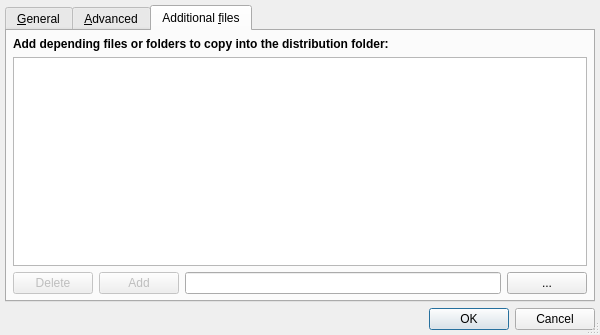
This is CxFreeze/CxfreezeConfigDialog.ui in ag-python/ide-eric-cxfreeze as Qt 5 draws it before an edit. The edited form follows.
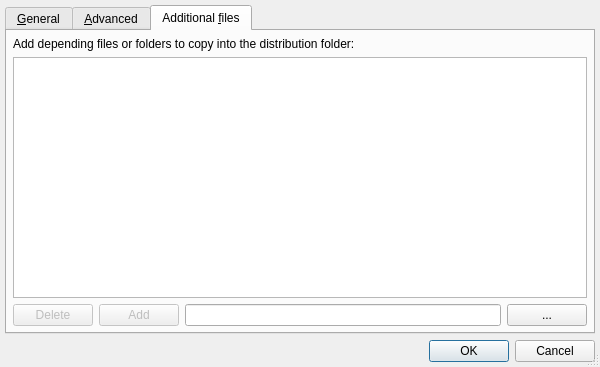
This is the edited form. The open tabs and pages were chosen to show the change.

What changed in the file:
```diff
--- a/CxFreeze/CxfreezeConfigDialog.ui
+++ b/CxFreeze/CxfreezeConfigDialog.ui
@@ -7,7 +7,7 @@
     <x>0</x>
     <y>0</y>
     <width>600</width>
-    <height>324</height>
+    <height>367</height>
    </rect>
   </property>
   <property name="windowTitle">
@@ -387,7 +387,7 @@
        <item>
         <widget class="QLabel" name="headerLabel">
          <property name="text">
-          <string>&lt;b&gt;Add depending files or folders to copy into the distribution folder:&lt;/b&gt;</string>
+          <string>Add depending files or folders to copy into the distribution folder:</string>
          </property>
         </widget>
        </item>
```
Left out of the diff: 22 changed lines with no effect on the pictures.
